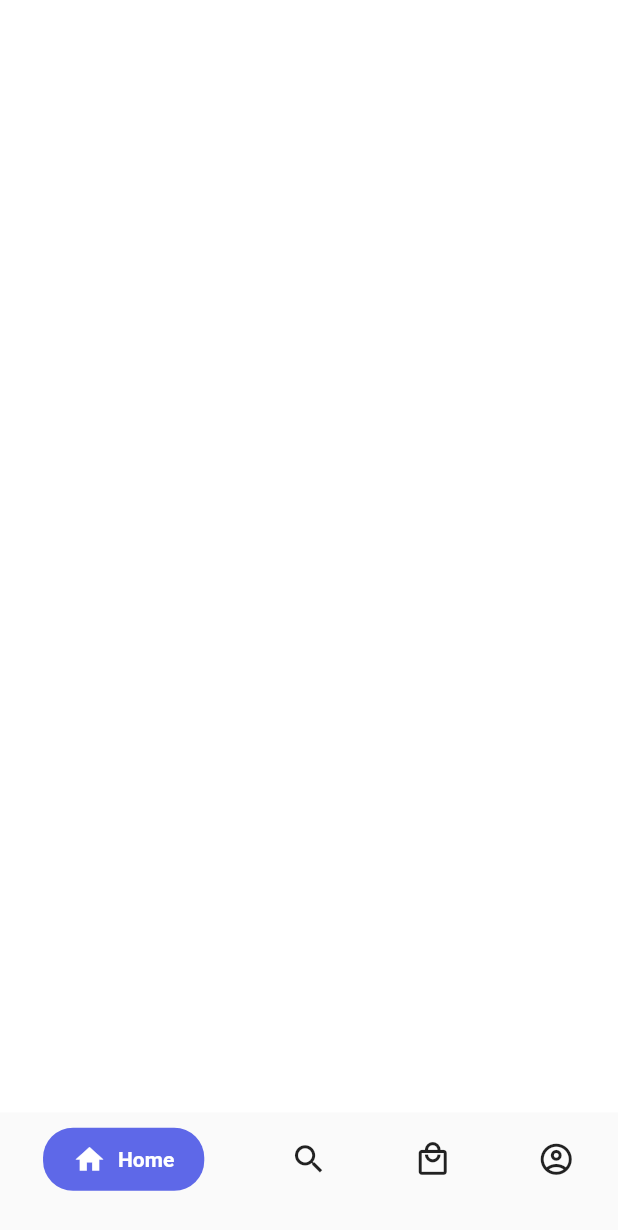
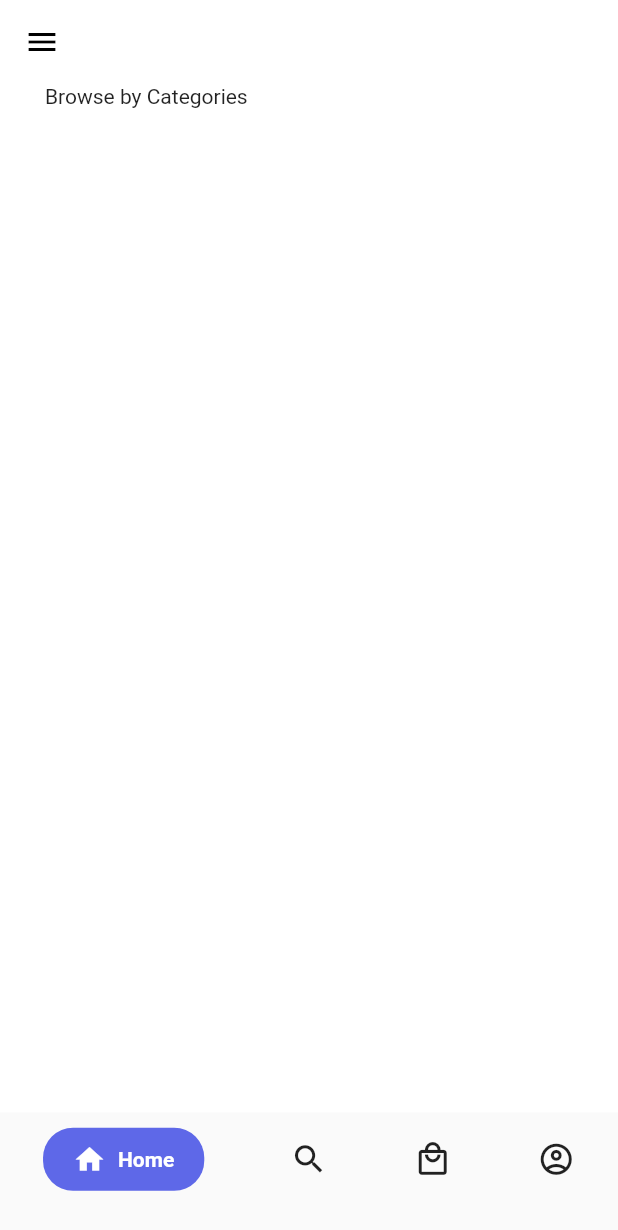
Before and after one commit to ariscybertech/aris_sneakers_shop, a Flutter app: the screen it shows after launch, on a phone screen of 412 x 824 dp. Shown: the top 1230 px of the screen. Run offline on Flutter 3.47's test engine with Material 2 defaults, Android fonts, the phone set to English and light mode, and no system bars.

Commit message:
Version 1.0.0+6

```diff
--- a/lib/pages/home_page.dart
+++ b/lib/pages/home_page.dart
@@ -1,7 +1,7 @@
 import 'package:flutter/material.dart';
 
 class HomePage extends StatelessWidget {
-  const HomePage({ Key key }) : super(key: key);
+  const HomePage({Key key}) : super(key: key);
 
   @override
   Widget build(BuildContext context) {
@@ -13,10 +13,24 @@ class HomePage extends StatelessWidget {
             pinned: true,
             backgroundColor: Colors.white,
             leading: IconButton(
-              icon: Icon(Icons.menu),
+              icon: Icon(
+                Icons.menu,
+                color: Colors.black,
+              ),
               onPressed: () {},
             ),
-          )
+          ),
+          SliverToBoxAdapter(
+            child: Column(
+              crossAxisAlignment: CrossAxisAlignment.start,
+              children: [
+                Padding(
+                  padding: const EdgeInsets.only(left: 30),
+                  child: Text('Browse by Categories'),
+                ),
+              ],
+            ),
+          ),
         ],
       ),
     );
```
